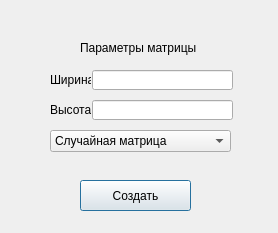
Above: RastrVisualModule/startwindow.ui from MikProtopopov/RastrVisualModule before the change. Below: the same form after it.
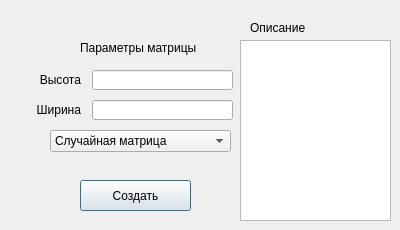
That is the form after the change.

What changed in the file:
```diff
--- a/RastrVisualModule/startwindow.ui
+++ b/RastrVisualModule/startwindow.ui
@@ -9,10 +9,22 @@
    <rect>
     <x>0</x>
     <y>0</y>
-    <width>278</width>
-    <height>233</height>
+    <width>400</width>
+    <height>230</height>
    </rect>
   </property>
+  <property name="minimumSize">
+   <size>
+    <width>400</width>
+    <height>230</height>
+   </size>
+  </property>
+  <property name="maximumSize">
+   <size>
+    <width>400</width>
+    <height>230</height>
+   </size>
+  </property>
   <property name="focusPolicy">
    <enum>Qt::NoFocus</enum>
   </property>
@@ -42,28 +54,34 @@
   <widget class="QLabel" name="label">
    <property name="geometry">
     <rect>
-     <x>50</x>
+     <x>10</x>
      <y>100</y>
-     <width>41</width>
-     <height>20</height>
-    </rect>
-   </property>
-   <property name="text">
-    <string>Высота</string>
-   </property>
-  </widget>
-  <widget class="QLabel" name="label_2">
-   <property name="geometry">
-    <rect>
-     <x>50</x>
-     <y>70</y>
-     <width>41</width>
+     <width>71</width>
      <height>20</height>
     </rect>
    </property>
    <property name="text">
     <string>Ширина</string>
    </property>
+   <property name="alignment">
+    <set>Qt::AlignRight|Qt::AlignTrailing|Qt::AlignVCenter</set>
+   </property>
+  </widget>
+  <widget class="QLabel" name="label_2">
+   <property name="geometry">
+    <rect>
+     <x>10</x>
+     <y>70</y>
+     <width>71</width>
+     <height>20</height>
+    </rect>
+   </property>
+   <property name="text">
+    <string>Высота</string>
+   </property>
+   <property name="alignment">
+    <set>Qt::AlignRight|Qt::AlignTrailing|Qt::AlignVCenter</set>
+   </property>
   </widget>
   <widget class="QLabel" name="label_3">
    <property name="geometry">
@@ -110,6 +128,39 @@
      <string>Матрица Адамара</string>
     </property>
    </item>
+   <item>
+    <property name="text">
+     <string>Растр Мурзиной</string>
+    </property>
+   </item>
+   <item>
+    <property name="text">
+     <string>Растр Шлишевского</string>
+    </property>
+   </item>
+  </widget>
+  <widget class="QLabel" name="label_4">
+   <property name="geometry">
+    <rect>
+     <x>250</x>
+     <y>20</y>
+     <width>61</width>
+     <height>16</height>
+    </rect>
+   </property>
+   <property name="text">
+    <string>Описание</string>
+   </property>
+  </widget>
+  <widget class="QTextBrowser" name="textBrowser">
+   <property name="geometry">
+    <rect>
+     <x>240</x>
+     <y>40</y>
+     <width>151</width>
+     <height>181</height>
+    </rect>
+   </property>
   </widget>
  </widget>
  <resources/>
```
